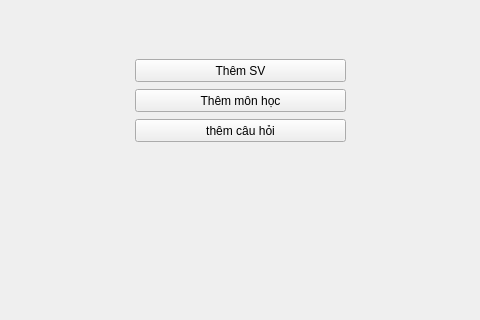
The window that app/view/HomeTeacher.ui (huynhngoanhthai/python_project) describes before a commit, drawn with Qt 5; both pictures show x 125 to 605 and y 131 to 451 of the 800 by 599 pixel window.
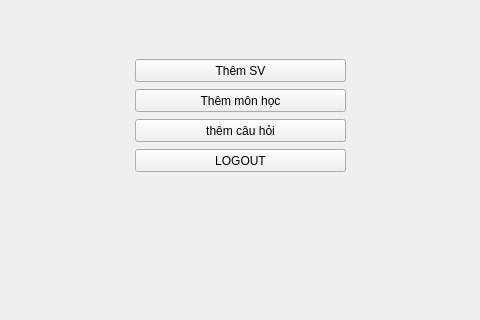
The same window after the commit.

```diff
--- a/app/view/HomeTeacher.ui
+++ b/app/view/HomeTeacher.ui
@@ -7,8 +7,8 @@
   </property>
   <property name="geometry">
    <rect>
-    <x>10</x>
-    <y>10</y>
+    <x>0</x>
+    <y>0</y>
     <width>800</width>
     <height>599</height>
    </rect>
@@ -108,6 +108,19 @@
      <string>thêm câu hỏi</string>
     </property>
    </widget>
+   <widget class="QPushButton" name="QButtonLogout">
+    <property name="geometry">
+     <rect>
+      <x>260</x>
+      <y>280</y>
+      <width>211</width>
+      <height>23</height>
+     </rect>
+    </property>
+    <property name="text">
+     <string>LOGOUT</string>
+    </property>
+   </widget>
   </widget>
   <widget class="QStatusBar" name="statusbar"/>
  </widget>
```
